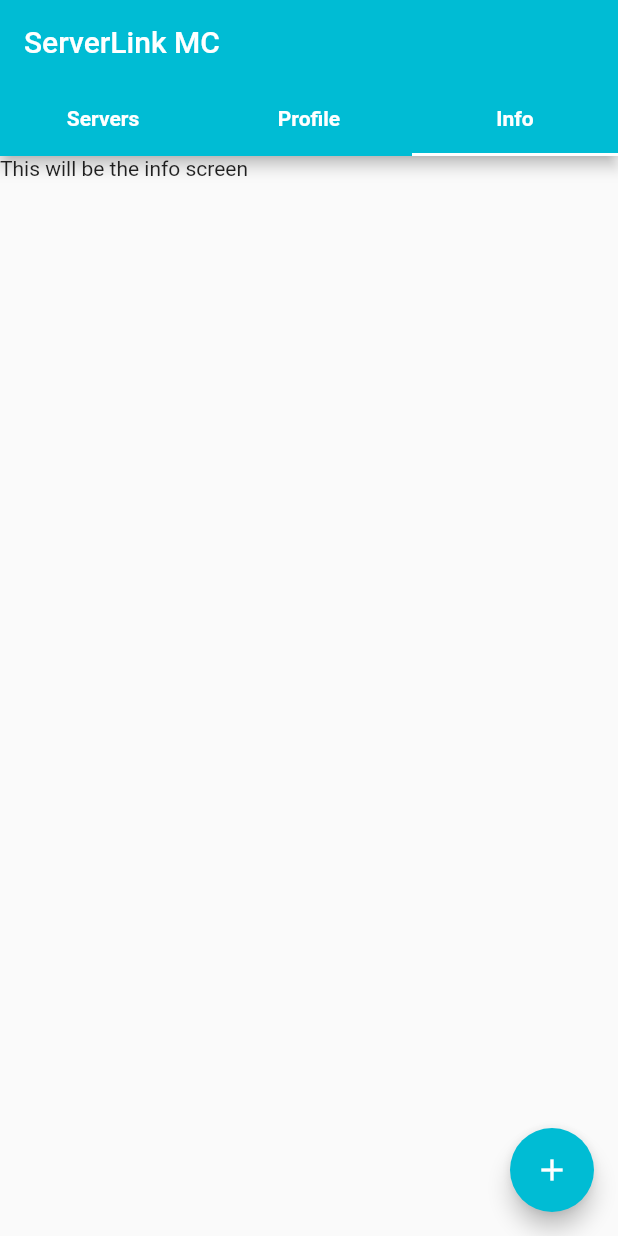
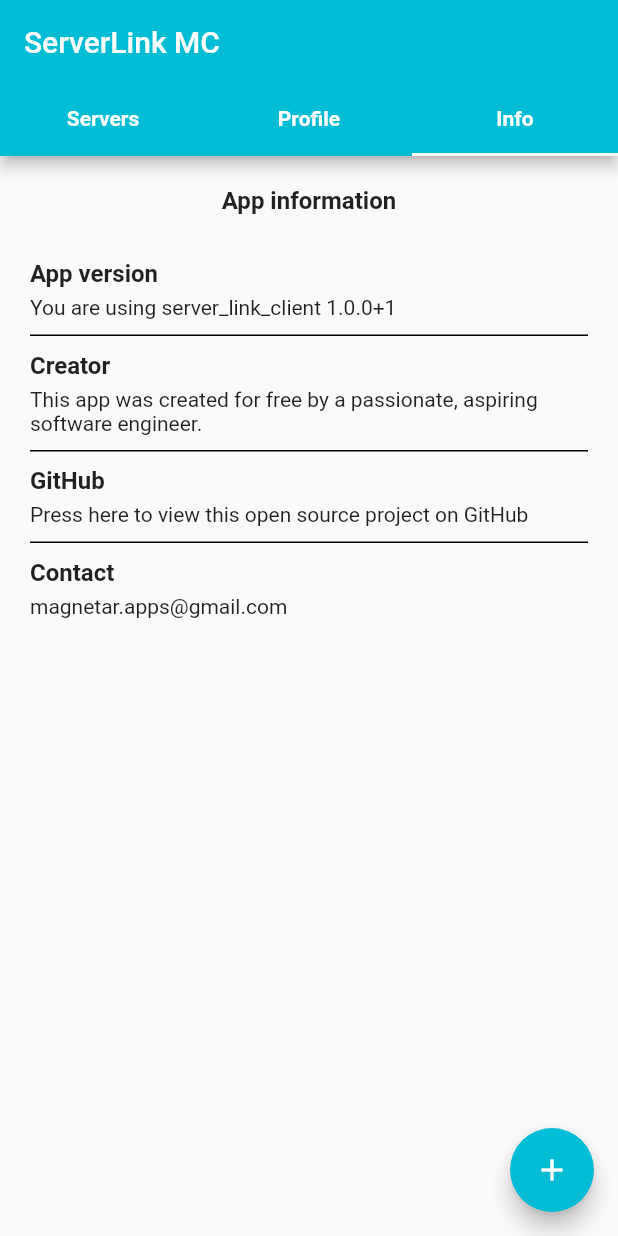
Before and after one commit to Nuytemans-Dieter/ServerLink, a Flutter app: the screen it shows after launch, tab 3 chosen, on a phone screen of 412 x 824 dp. Run offline on Flutter 3.47's test engine with Material 2 defaults, Android fonts, the phone set to English and light mode, and no system bars; our stand-ins replace package_info; network calls fail.

Commit message:
Add app info page

```diff
--- a/lib/user_interface/tab_screens/info_screen.dart
+++ b/lib/user_interface/tab_screens/info_screen.dart
@@ -1,6 +1,10 @@
 import 'package:flutter/material.dart';
+import 'package:package_info/package_info.dart';
+import 'package:server_link_client/user_interface/widgets/info_tile.dart';
+import 'package:url_launcher/url_launcher.dart';
 
 class InfoScreen extends StatefulWidget{
+
   @override
   State<StatefulWidget> createState() {
     return _InfoScreenState();
@@ -8,8 +12,61 @@ class InfoScreen extends StatefulWidget{
 }
 
 class _InfoScreenState extends State<InfoScreen>{
+
+  String _fullVersion;
+
+  @override
+  void initState()
+  {
+    super.initState();
+
+    getVersion();
+  }
+
+  void getVersion() async {
+    PackageInfo.fromPlatform().then((PackageInfo packageInfo) {
+      setState(() {
+        _fullVersion = packageInfo.appName + ' ' + packageInfo.version + '+' + packageInfo.buildNumber;
+      });
+    });
+  }
+
   @override
   Widget build(BuildContext context) {
-    return Text('This will be the info screen');
+    return Column(
+      crossAxisAlignment: CrossAxisAlignment.start,
+      children: [
+
+        Padding(
+          padding: const EdgeInsets.all(20.0),
+          child: Align(
+            alignment: Alignment.center,
+            child: Text(
+              'App information',
+              style: TextStyle(
+                fontWeight: FontWeight.bold,
+                fontSize: 16.0
+              ),
+            ),
+          ),
+        ),
+
+        InfoTile('App version', 'You are using $_fullVersion', displayLine: true,),
+        InfoTile('Creator', 'This app was created for free by a passionate, aspiring software engineer.', displayLine: true,),
+        InfoTile('GitHub', 'Press here to view this open source project on GitHub', displayLine: true,
+          onTap: () async {
+            const String url = 'https://github.com/Nuytemans-Dieter/ServerLink';
+            if (await canLaunch(url))
+              launch(url);
+            else
+              showDialog(
+                context: context,
+                child: Text('An error occured'),
+              );
+          },
+        ),
+        InfoTile('Contact', 'magnetar.apps@gmail.com'),
+      ],
+    );
   }
 }
--- a/lib/user_interface/tab_screens/profile_screen.dart
+++ b/lib/user_interface/tab_screens/profile_screen.dart
@@ -44,6 +44,7 @@ class _ProfileScreenState extends State<ProfileScreen>{
                 'Profile settings',
                 style: TextStyle(
                   fontWeight: FontWeight.bold,
+                  fontSize: 16.0
                 ),
               ),
             ),
--- /dev/null
+++ b/lib/user_interface/widgets/info_tile.dart
@@ -0,0 +1,65 @@
+import 'package:flutter/material.dart';
+
+class InfoTile extends StatelessWidget{
+
+  final String title;
+  final String description;
+
+  final bool displayLine;
+  final VoidCallback onTap;
+
+  InfoTile(this.title, this.description, {this.displayLine: false, this.onTap});
+
+  @override
+  Widget build(BuildContext context) {
+    return Container(
+      width: double.infinity,
+      child: InkWell(
+        onTap: () {
+          if (onTap != null)
+            onTap();
+        },
+        child: Padding(
+          padding: const EdgeInsets.symmetric(horizontal: 20.0),
+          child: Column(
+            crossAxisAlignment: CrossAxisAlignment.start,
+            children: [
+
+              SizedBox(
+                height: 10.0,
+              ),
+
+              Text(
+                this.title,
+                style: TextStyle(
+                  fontWeight: FontWeight.bold,
+                  fontSize: 16.0
+                ),
+              ),
+
+              SizedBox(
+                height: 5.0,
+              ),
+
+              Text(
+                this.description
+              ),
+
+              SizedBox(
+                height: 10.0,
+              ),
+
+              if (displayLine)
+                Container(
+                  width: double.infinity,
+                  height: 1.0,
+                  color: Colors.black,
+                ),
+            ],
+          ),
+        ),
+      ),
+    );
+  }
+
+}
--- a/pubspec.yaml
+++ b/pubspec.yaml
@@ -23,6 +23,8 @@ environment:
 dependencies:
   flutter:
     sdk: flutter
+  package_info: ^0.4.3  # Extracts info about the application for in-app usage
+  url_launcher: ^5.6.0  # Used to open links in the browser
 
 
   # The following adds the Cupertino Icons font to your application.
```
Also changed, not shown: pubspec.lock.
